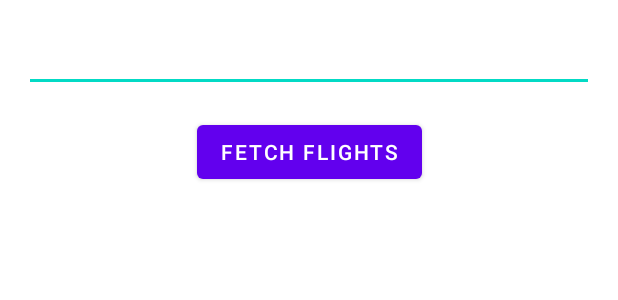
After one commit to KaiBytes/App_FlyNerd, an Android app: the layout activity_delay.xml on its own in the app's theme, with its tools: preview values and no code run, on a phone screen of 412 x 824 dp. The commit adds this screen. Shown: the top 300 px of the screen. Run offline under Robolectric (Android 15) with nearby library versions, the phone set to English and light mode, and no system bars.

Commit message:
move demonstration of flight delays to own activity

```diff
--- a/app/src/main/AndroidManifest.xml
+++ b/app/src/main/AndroidManifest.xml
@@ -2,8 +2,6 @@
 <manifest xmlns:android="http://schemas.android.com/apk/res/android"
     xmlns:tools="http://schemas.android.com/tools"
     package="no.uio.in2000.team16.flynerd">
-    <uses-permission android:name="android.permission.INTERNET"/>
-    <uses-permission android:name="android.permission.ACCESS_NETWORK_STATE" />
 
     <uses-permission android:name="android.permission.ACCESS_NETWORK_STATE" />
     <uses-permission android:name="android.permission.INTERNET" />
@@ -16,6 +14,7 @@
         android:supportsRtl="true"
         android:theme="@style/Theme.Flynerd"
         tools:ignore="AllowBackup">
+        <activity android:name=".DelayActivity"></activity>
         <activity android:name=".MainActivity">
             <intent-filter>
                 <action android:name="android.intent.action.MAIN" />
--- /dev/null
+++ b/app/src/main/res/layout/activity_delay.xml
@@ -0,0 +1,34 @@
+<?xml version="1.0" encoding="utf-8"?>
+<androidx.constraintlayout.widget.ConstraintLayout xmlns:android="http://schemas.android.com/apk/res/android"
+    xmlns:app="http://schemas.android.com/apk/res-auto"
+    xmlns:tools="http://schemas.android.com/tools"
+    android:layout_width="match_parent"
+    android:layout_height="match_parent"
+    tools:context=".DelayActivity">
+
+    <EditText
+        android:id="@+id/flight_id_input"
+        android:layout_width="0dp"
+        android:layout_height="wrap_content"
+        android:layout_marginStart="16dp"
+        android:layout_marginTop="16dp"
+        android:layout_marginEnd="16dp"
+        android:autofillHints=""
+        android:inputType="text"
+        app:layout_constraintEnd_toEndOf="parent"
+        app:layout_constraintStart_toStartOf="parent"
+        app:layout_constraintTop_toTopOf="parent" />
+
+    <Button
+        android:id="@+id/flights_fetch"
+        android:layout_width="wrap_content"
+        android:layout_height="wrap_content"
+        android:layout_marginLeft="16dp"
+        android:layout_marginTop="16dp"
+        android:layout_marginRight="16dp"
+        android:text="fetch flights"
+        app:layout_constraintEnd_toEndOf="parent"
+        app:layout_constraintStart_toStartOf="parent"
+        app:layout_constraintTop_toBottomOf="@id/flight_id_input" />
+
+</androidx.constraintlayout.widget.ConstraintLayout>
```
Also changed, not shown: app/src/main/java/no/uio/in2000/team16/flynerd/DelayActivity.kt (added, +84 -0 lines), app/src/main/java/no/uio/in2000/team16/flynerd/MainActivity.kt (+2 -47 lines), app/src/main/res/layout/activity_main.xml (+0 -26 lines).
